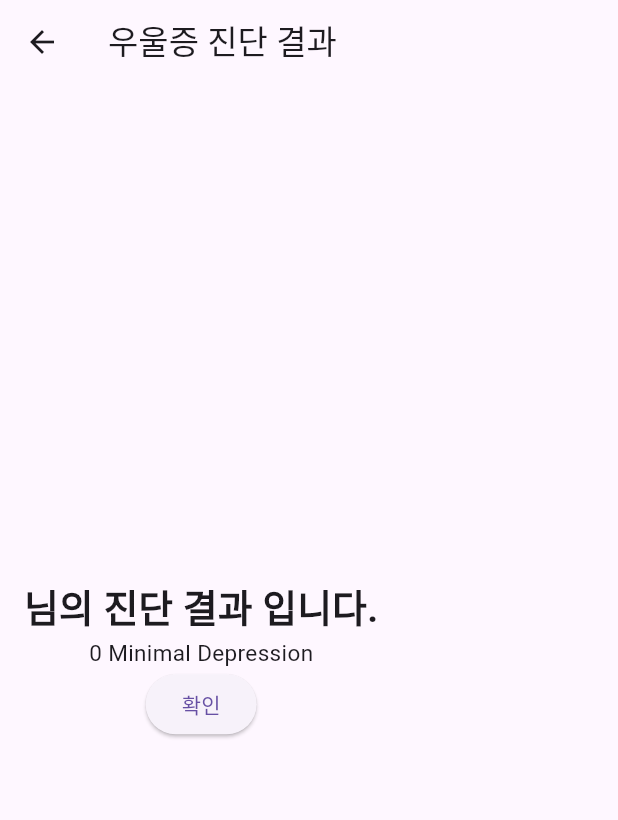
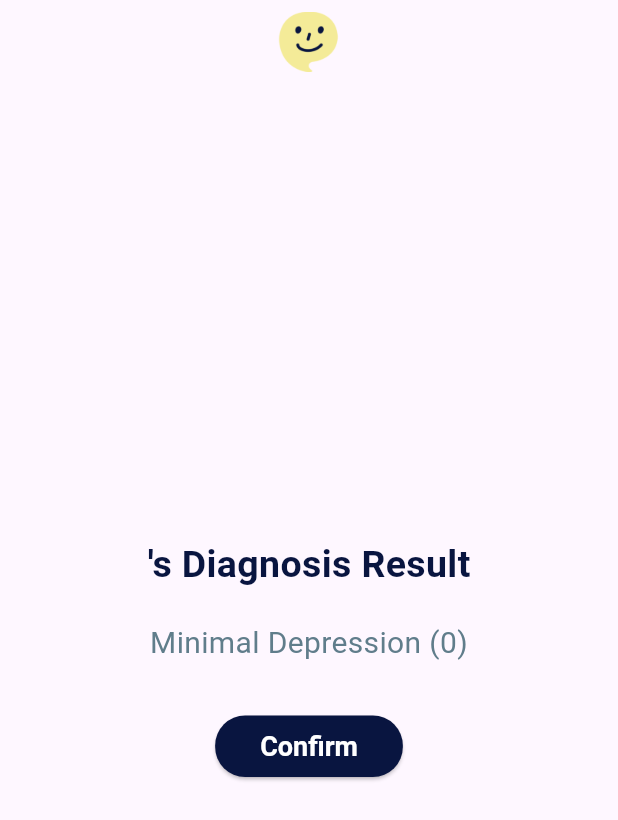
Before and after one commit to bk123477/2024-SolutionChallenge-sMiLe, a Flutter app: the ResultScreenWidget screen opened directly, on a phone screen of 412 x 824 dp. Shown: the top 820 px of the screen. Run offline on Flutter 3.47's test engine with Material 3 defaults, Android fonts, the phone set to English and light mode, and no system bars; our stand-ins replace cloud_firestore, firebase_auth, firebase_core, firebase_messaging, flutter_local_notifications, fluttertoast and 2 more; accounts and stored records are empty.

Commit message:
design : result screen

```diff
--- a/lib/screen/part1/result_screen2.dart
+++ b/lib/screen/part1/result_screen2.dart
@@ -1,4 +1,5 @@
 import 'package:flutter/material.dart';
+import '../../config/palette.dart';
 import '../part2/home_screen.dart';
 import 'package:shared_preferences/shared_preferences.dart';
 
@@ -22,7 +23,7 @@ class _ResultScreenWidgetState extends State<ResultScreenWidget> {
   _getUserInfo() async {
     final prefs = await SharedPreferences.getInstance();
     setState(() {
-      _userInfo = prefs.getString('email')!.split('@')[0] ?? 'No User Info';
+      _userInfo = prefs.getString('email')?.split('@')[0] ?? 'User';
     });
     setState(() {
       _userScore = prefs.getInt('userScore')!;
@@ -33,44 +34,68 @@ class _ResultScreenWidgetState extends State<ResultScreenWidget> {
   Widget build(BuildContext context) {
     return Scaffold(
       appBar: AppBar(
-        title: Text('우울증 진단 결과'),
+        automaticallyImplyLeading: false,
+        title: Center(
+          child: Image.asset(
+            'asset/img/smileimoge.png', // 앱바 중앙 이미지 경로. 실제 경로로 수정해주세요.
+            height: 40,
           ),
-      body: Padding(
+        ),
+      ),
+      body: Center(
+        child: Padding(
           padding: EdgeInsets.all(16.0),
           child: Column(
             mainAxisAlignment: MainAxisAlignment.center,
-          // crossAxisAlignment: CrossAxisAlignment.stretch,
             children: <Widget>[
               Text(
-              '${_userInfo}님의 진단 결과 입니다.', style: TextStyle(fontSize: 25, fontWeight: FontWeight.bold),
+                '$_userInfo\'s Diagnosis Result', // 영어로 변경
+                style: TextStyle(
+                  fontSize: 25,
+                  fontWeight: FontWeight.bold,
+                  color: Palette.bgColor, // 텍스트 컬러 변경
                 ),
-            // Text('새싹단계 (1)', style: TextStyle(fontSize: 18)),
-            // SizedBox(height: 10),
-            // Text('떡잎단계 (2)', style: TextStyle(fontSize: 18)),
-            // SizedBox(height: 10),
-            // Text('성장단계 (3)', style: TextStyle(fontSize: 18)),
-            // SizedBox(height: 30),
+              ),
+              SizedBox(height: 20), // 텍스트 사이의 간격 추가
               Text(
-              _userScore < 5 ? '${_userScore} Minimal Depression' :
-                  _userScore < 10 ? '${_userScore} Mild Depression' :
-                      _userScore < 15 ? '${_userScore} Moderate Depression' :
-                          _userScore < 20 ? '${_userScore} Moderately Severe Depression' :
-                              '${_userScore} Severe Depression',
-              style: TextStyle(fontSize: 15),
+
+                _userScore < 5 ? 'Minimal Depression ($_userScore)' :
+                _userScore < 10 ? 'Mild Depression ($_userScore)' :
+                _userScore < 15 ? 'Moderate Depression ($_userScore)' :
+                _userScore < 20 ? 'Moderately Severe Depression ($_userScore)' :
+                'Severe Depression ($_userScore)',
+                style: TextStyle(
+                  fontSize: 20, // 폰트 사이즈 증가
+                  color: Colors.blueGrey, // 텍스트 컬러 변경
                 ),
+                textAlign: TextAlign.center, // 텍스트 정렬
+              ),
+              SizedBox(height: 30), // 버튼 전 간격 추가
               ElevatedButton(
                 onPressed: () {
-                // HomeScreen으로 이동하고, 뒤로 가기로 결과 화면으로 돌아오지 못하게 함
                   Navigator.pushReplacement(
                     context,
                     MaterialPageRoute(builder: (context) => HomeScreen()),
                   );
                 },
-              child: Text('확인'),
+                style: ElevatedButton.styleFrom(
+                  foregroundColor: Colors.white, backgroundColor: Palette.bgColor, // 버튼 내 텍스트 컬러 변경
+                  padding: EdgeInsets.symmetric(horizontal: 30, vertical: 10), // 버튼 패딩 조절
+                  textStyle: TextStyle(
+                    fontSize: 18, // 버튼 텍스트 사이즈
+                    fontWeight: FontWeight.bold, // 버튼 텍스트 굵기
+                  ),
+                  shape: RoundedRectangleBorder( // 버튼 모서리 둥글게
+                    borderRadius: BorderRadius.circular(20),
+                  ),
+                ),
+                child: Text('Confirm'),
               ),
             ],
           ),
         ),
+      ),
+
     );
   }
 }
```
Lines whose indentation alone changed are shown as unchanged.
